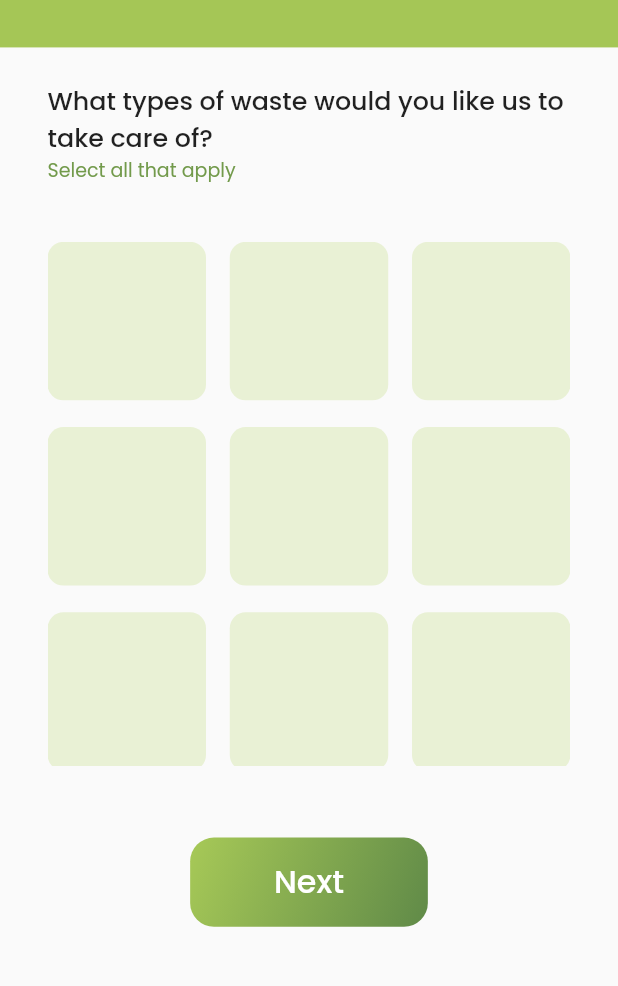
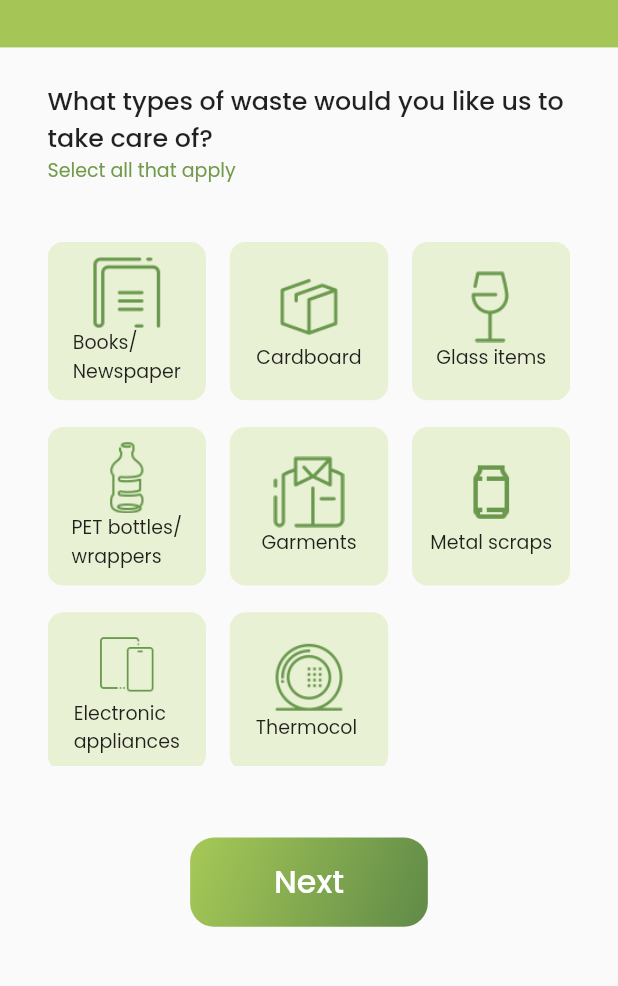
Before and after one commit to DarkFalc0n/ecell_nitb_hack2k23__Generic-FTP, a Flutter app: the HomePage screen opened directly, after a tap on "Request Pickup", on a phone screen of 412 x 824 dp, the part 81-1067 px from its top. Run offline on Flutter 3.47's test engine with Material 2 defaults, Android fonts, the light colour scheme and no system bars; our stand-ins replace equatable, flutter_bloc, flutter_screenutil, google_fonts.

Commit message:
added icons to category

```diff
--- a/lib/common/widgets/category._tile.dart
+++ b/lib/common/widgets/category._tile.dart
@@ -1,18 +1,62 @@
 import 'package:flutter/material.dart';
 import 'package:flutter_screenutil/flutter_screenutil.dart';
+import 'package:google_fonts/google_fonts.dart';
+
+const List<Map<String, String>> confirmTile = [
+  {'icon': 'assets/icons/paper.png', 'desc': 'Books/\nNewspaper'},
+  {'icon': 'assets/icons/cardboard.png', 'desc': 'Cardboard'},
+  {'icon': 'assets/icons/glass.png', 'desc': 'Glass items'},
+  {'icon': 'assets/icons/plastic.png', 'desc': 'PET bottles/\nwrappers'},
+  {'icon': 'assets/icons/cloth.png', 'desc': 'Garments'},
+  {'icon': 'assets/icons/metal.png', 'desc': 'Metal scraps'},
+  {'icon': 'assets/icons/ewaste.png', 'desc': 'Electronic \nappliances'},
+  {'icon': 'assets/icons/styrofoam.png', 'desc': 'Thermocol '}
+];
 
 class CategoryTile extends StatelessWidget {
-  const CategoryTile({Key? key}) : super(key: key);
+  final String desc;
+  final String iconPath;
+
+  const CategoryTile({
+    Key? key,
+    required this.desc,
+    required this.iconPath,
+  }) : super(key: key);
 
   @override
   Widget build(BuildContext context) {
-    return Container(
-      decoration: BoxDecoration(
-        borderRadius: BorderRadius.circular(10.r),
-        color: const Color(0xFFE9F1D5),
+    return GestureDetector(
+      onTap: () {},
+      child: Container(
+        decoration: BoxDecoration(
+          borderRadius: BorderRadius.circular(10.r),
+          color: const Color(0xFFE9F1D5),
+        ),
+        height: 88.h,
+        width: 100.w,
+        child: Column(
+          mainAxisSize: MainAxisSize.max,
+          crossAxisAlignment: CrossAxisAlignment.center,
+          mainAxisAlignment: MainAxisAlignment.center,
+          children: [
+            SizedBox(
+              width: 45.w,
+              height: 45.w,
+              child: Image.asset(
+                iconPath,
+              ),
+            ),
+            Text(
+              desc,
+              style: GoogleFonts.poppins(
+                fontSize: 12.sp,
+                color: Colors.black87,
+                fontWeight: FontWeight.w400,
+              ),
+            ),
+          ],
+        ),
       ),
-      height: 88.h,
-      width: 100.w,
     );
   }
 }
--- a/lib/pages/home/home.dart
+++ b/lib/pages/home/home.dart
@@ -22,7 +22,7 @@ class HomePage extends StatelessWidget {
           child: Icon(
             Icons.menu,
             color: Colors.black,
-            size: 24.w,
+            size: 28.w,
           ),
         ),
         actionWidgets: [
@@ -36,12 +36,13 @@ class HomePage extends StatelessWidget {
                   'Alex Hales',
                   style: GoogleFonts.poppins(
                     color: Colors.black,
-                    fontSize: 12.sp,
+                    fontSize: 16.sp,
                   ),
                 ),
-                6.horizontalSpace,
-                const CircleAvatar(
+                12.horizontalSpace,
+                CircleAvatar(
                   foregroundColor: Colors.redAccent,
+                  radius: 24.r,
                 )
               ],
             ),
@@ -51,7 +52,7 @@ class HomePage extends StatelessWidget {
       body: Column(
         crossAxisAlignment: CrossAxisAlignment.start,
         children: [
-          60.verticalSpace,
+          54.verticalSpace,
           Padding(
             padding: EdgeInsets.symmetric(horizontal: 33.w),
             child: RichText(
@@ -59,7 +60,7 @@ class HomePage extends StatelessWidget {
                 text: 'TRASH TODAY\n',
                 style: GoogleFonts.oswald(
                   color: const Color(0xFF386641),
-                  fontSize: 24.sp,
+                  fontSize: 26.sp,
                   fontWeight: FontWeight.bold,
                   letterSpacing: -1,
                 ),
@@ -68,7 +69,7 @@ class HomePage extends StatelessWidget {
                     text: 'TREASURE \nTOMORROW.',
                     style: GoogleFonts.oswald(
                       color: const Color(0xFF386641),
-                      fontSize: 38.sp,
+                      fontSize: 40.sp,
                       fontWeight: FontWeight.bold,
                       height: 1.sp,
                     ),
--- a/lib/pages/pickup_request/pickup_request_one.dart
+++ b/lib/pages/pickup_request/pickup_request_one.dart
@@ -49,10 +49,14 @@ class PickupRequestOnePage extends StatelessWidget {
                 crossAxisCount: 3,
                 crossAxisSpacing: 15.w,
                 mainAxisSpacing: 15.h,
-                children: List.generate(
-                  9,
-                  (index) => const CategoryTile(),
-                ),
+                children: confirmTile
+                    .map(
+                      (e) => CategoryTile(
+                        desc: e['desc'].toString(),
+                        iconPath: e['icon'].toString(),
+                      ),
+                    )
+                    .toList(),
               ),
             ),
             40.verticalSpace,
--- a/pubspec.yaml
+++ b/pubspec.yaml
@@ -65,6 +65,7 @@ flutter:
   # To add assets to your application, add an assets section, like this:
   assets:
     - assets/imgs/
+    - assets/icons/
 
   # An image asset can refer to one or more resolution-specific "variants", see
   # https://flutter.dev/assets-and-images/#resolution-aware
```
Also changed, not shown: lib/pages/confirm_request/confirm_request.dart (added, +88 -0 lines), lib/pages/pickup_request/bloc/pickup_request_bloc.dart (added, +20 -0 lines), lib/pages/pickup_request/bloc/pickup_request_event.dart (added, +29 -0 lines), lib/pages/pickup_request/bloc/pickup_request_state.dart (added, +20 -0 lines), lib/pages/pickup_request/pickup_request_third.dart (+23 -0 lines), assets/icons/cardboard.png (added), assets/icons/cloth.png (added), assets/icons/ewaste.png (added), assets/icons/glass.png (added), assets/icons/metal.png (added), assets/icons/paper.png (added), assets/icons/plastic.png (added), assets/icons/styrofoam.png (added).
